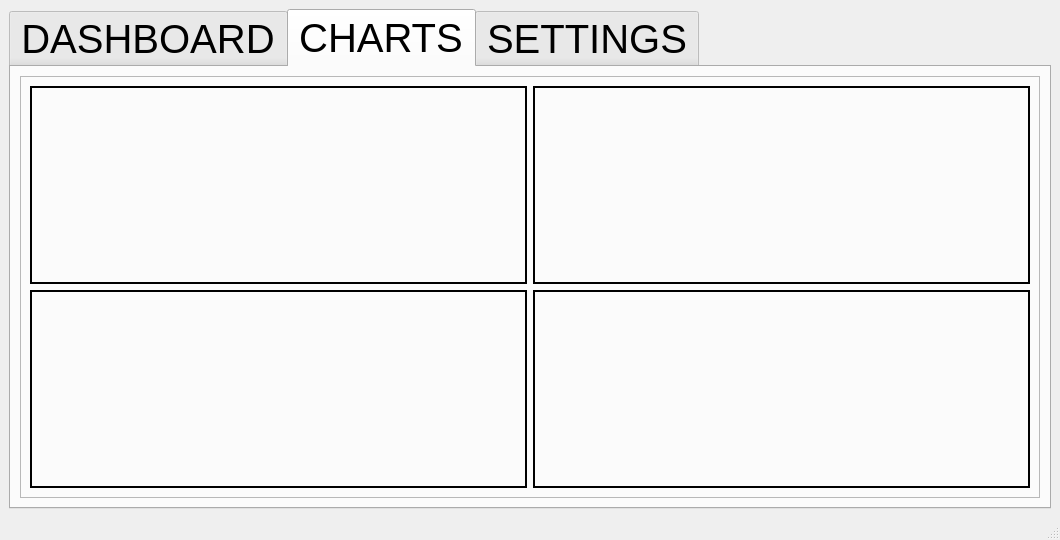
The window that Qt_module/mainwindow.ui (HKrecki/WDVS_Project) describes before a commit, drawn with Qt 5.
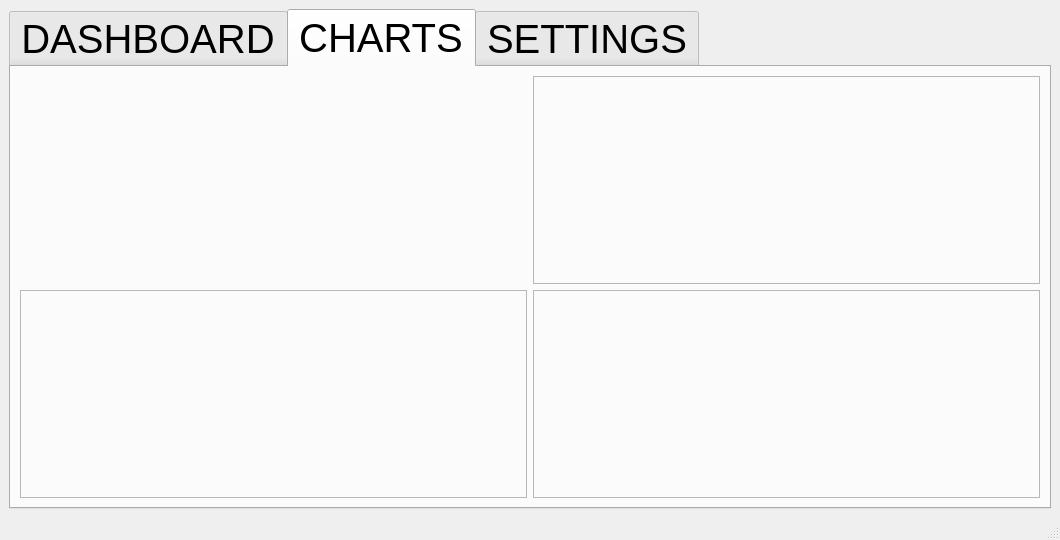
The same window after the commit. The open tabs and pages were chosen to show the change.

Diff of the .ui file:
```diff
--- a/Qt_module/mainwindow.ui
+++ b/Qt_module/mainwindow.ui
@@ -393,49 +393,8 @@
         <string>CHARTS</string>
        </attribute>
        <layout class="QGridLayout" name="gridLayout_7">
-        <item row="0" column="0">
-         <widget class="QFrame" name="frame_9">
-          <property name="frameShape">
-           <enum>QFrame::StyledPanel</enum>
-          </property>
-          <property name="frameShadow">
-           <enum>QFrame::Raised</enum>
-          </property>
-          <layout class="QGridLayout" name="gridLayout_16">
-           <item row="0" column="0">
-            <widget class="QFrame" name="frame_11">
-             <property name="styleSheet">
-              <string notr="true">border-color: rgb(0, 0, 0);
-border: 2px solid black </string>
-             </property>
-             <property name="frameShape">
-              <enum>QFrame::StyledPanel</enum>
-             </property>
-             <property name="frameShadow">
-              <enum>QFrame::Raised</enum>
-             </property>
-            </widget>
-           </item>
            <item row="0" column="1">
             <widget class="QFrame" name="frame_10">
-             <property name="styleSheet">
-              <string notr="true">border-color: rgb(0, 0, 0);
-border: 2px solid black </string>
-             </property>
-             <property name="frameShape">
-              <enum>QFrame::StyledPanel</enum>
-             </property>
-             <property name="frameShadow">
-              <enum>QFrame::Raised</enum>
-             </property>
-            </widget>
-           </item>
-           <item row="1" column="0">
-            <widget class="QFrame" name="frame_12">
-             <property name="styleSheet">
-              <string notr="true">border-color: rgb(0, 0, 0);
-border: 2px solid black </string>
-             </property>
              <property name="frameShape">
               <enum>QFrame::StyledPanel</enum>
              </property>
@@ -445,11 +404,17 @@
             </widget>
            </item>
            <item row="1" column="1">
-            <widget class="QFrame" name="frame_13">
-             <property name="styleSheet">
-              <string notr="true">border-color: rgb(0, 0, 0);
-border: 2px solid black </string>
-             </property>
+         <widget class="QFrame" name="frame_12">
+          <property name="frameShape">
+           <enum>QFrame::StyledPanel</enum>
+          </property>
+          <property name="frameShadow">
+           <enum>QFrame::Raised</enum>
+          </property>
+         </widget>
+        </item>
+        <item row="1" column="0">
+         <widget class="QFrame" name="frame_11">
              <property name="frameShape">
               <enum>QFrame::StyledPanel</enum>
              </property>
@@ -458,7 +423,18 @@
              </property>
             </widget>
            </item>
-          </layout>
+        <item row="0" column="0">
+         <widget class="QFrame" name="temperatureChart_frame">
+          <property name="layoutDirection">
+           <enum>Qt::LeftToRight</enum>
+          </property>
+          <property name="frameShape">
+           <enum>QFrame::NoFrame</enum>
+          </property>
+          <property name="frameShadow">
+           <enum>QFrame::Plain</enum>
+          </property>
+          <layout class="QGridLayout" name="gridLayout_16"/>
          </widget>
         </item>
        </layout>
```
Left out of the diff: 2 changed lines with no effect on the pictures. Lines whose indentation alone changed are shown as unchanged.
